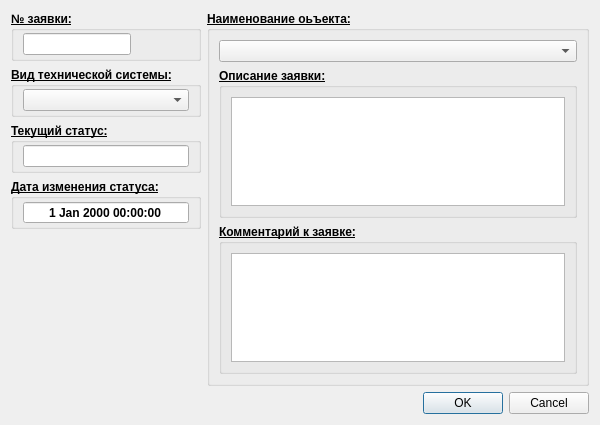
The window that Application/ui/ueditrequest.ui (VladimirChotiy/sos_orders) describes before a commit, drawn with Qt 5.
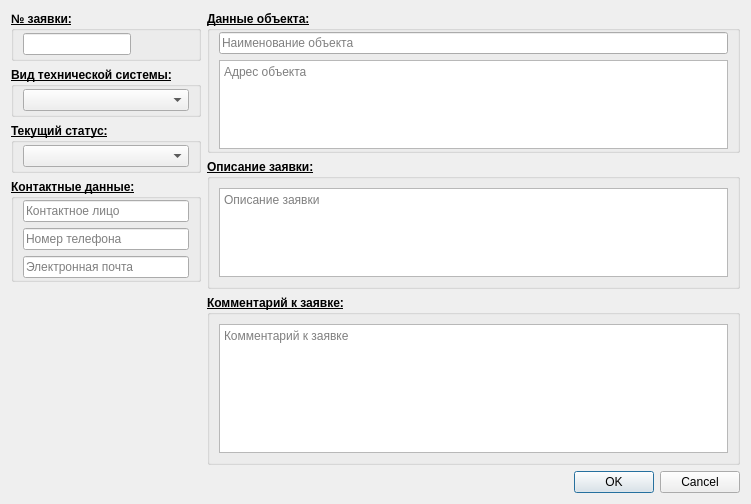
The same window after the commit. Icons and pictures are not drawn.

```diff
--- a/Application/ui/ueditrequest.ui
+++ b/Application/ui/ueditrequest.ui
@@ -6,8 +6,8 @@
    <rect>
     <x>0</x>
     <y>0</y>
-    <width>600</width>
-    <height>425</height>
+    <width>751</width>
+    <height>504</height>
    </rect>
   </property>
   <property name="windowTitle">
@@ -168,16 +168,7 @@
            <number>1</number>
           </property>
           <item>
-           <widget class="QLineEdit" name="ed_Status">
-            <property name="enabled">
-             <bool>true</bool>
-            </property>
-            <property name="sizePolicy">
-             <sizepolicy hsizetype="Preferred" vsizetype="Fixed">
-              <horstretch>0</horstretch>
-              <verstretch>0</verstretch>
-             </sizepolicy>
-            </property>
+           <widget class="QComboBox" name="cb_Status">
             <property name="minimumSize">
              <size>
               <width>0</width>
@@ -192,12 +183,6 @@
               <underline>false</underline>
              </font>
             </property>
-            <property name="readOnly">
-             <bool>true</bool>
-            </property>
-            <property name="clearButtonEnabled">
-             <bool>false</bool>
-            </property>
            </widget>
           </item>
          </layout>
@@ -220,7 +205,7 @@
           </font>
          </property>
          <property name="title">
-          <string>Дата изменения статуса:</string>
+          <string>Контактные данные:</string>
          </property>
          <layout class="QVBoxLayout" name="verticalLayout_4">
           <property name="topMargin">
@@ -230,29 +215,92 @@
            <number>1</number>
           </property>
           <item>
-           <widget class="QDateTimeEdit" name="ed_Date">
-            <property name="minimumSize">
-             <size>
-              <width>0</width>
-              <height>22</height>
-             </size>
+           <widget class="QLineEdit" name="ed_Person">
+            <property name="enabled">
+             <bool>true</bool>
             </property>
+            <property name="sizePolicy">
+             <sizepolicy hsizetype="Preferred" vsizetype="Fixed">
+              <horstretch>0</horstretch>
+              <verstretch>0</verstretch>
+             </sizepolicy>
+            </property>
             <property name="font">
              <font>
               <pointsize>9</pointsize>
-              <weight>75</weight>
-              <bold>true</bold>
+              <weight>50</weight>
+              <bold>false</bold>
               <underline>false</underline>
              </font>
             </property>
-            <property name="alignment">
-             <set>Qt::AlignCenter</set>
+            <property name="readOnly">
+             <bool>false</bool>
             </property>
+            <property name="placeholderText">
+             <string>Контактное лицо</string>
+            </property>
+            <property name="clearButtonEnabled">
+             <bool>false</bool>
+            </property>
+           </widget>
+          </item>
+          <item>
+           <widget class="QLineEdit" name="ed_Telephone">
+            <property name="enabled">
+             <bool>true</bool>
+            </property>
+            <property name="sizePolicy">
+             <sizepolicy hsizetype="Preferred" vsizetype="Fixed">
+              <horstretch>0</horstretch>
+              <verstretch>0</verstretch>
+             </sizepolicy>
+            </property>
+            <property name="font">
+             <font>
+              <pointsize>9</pointsize>
+              <weight>50</weight>
+              <bold>false</bold>
+              <underline>false</underline>
+             </font>
+            </property>
             <property name="readOnly">
+             <bool>false</bool>
+            </property>
+            <property name="placeholderText">
+             <string>Номер телефона</string>
+            </property>
+            <property name="clearButtonEnabled">
+             <bool>false</bool>
+            </property>
+           </widget>
+          </item>
+          <item>
+           <widget class="QLineEdit" name="ed_Email">
+            <property name="enabled">
              <bool>true</bool>
             </property>
-            <property name="buttonSymbols">
-             <enum>QAbstractSpinBox::NoButtons</enum>
+            <property name="sizePolicy">
+             <sizepolicy hsizetype="Preferred" vsizetype="Fixed">
+              <horstretch>0</horstretch>
+              <verstretch>0</verstretch>
+             </sizepolicy>
+            </property>
+            <property name="font">
+             <font>
+              <pointsize>9</pointsize>
+              <weight>50</weight>
+              <bold>false</bold>
+              <underline>false</underline>
+             </font>
+            </property>
+            <property name="readOnly">
+             <bool>false</bool>
+            </property>
+            <property name="placeholderText">
+             <string>Электронная почта</string>
+            </property>
+            <property name="clearButtonEnabled">
+             <bool>false</bool>
             </property>
            </widget>
           </item>
@@ -275,7 +323,7 @@
       </layout>
      </item>
      <item>
-      <layout class="QVBoxLayout" name="lay_RightVert" stretch="0,0">
+      <layout class="QVBoxLayout" name="lay_RightVert" stretch="0,0,0">
        <item>
         <widget class="QGroupBox" name="gbox_Object">
          <property name="sizePolicy">
@@ -287,7 +335,7 @@
          <property name="minimumSize">
           <size>
            <width>0</width>
-           <height>161</height>
+           <height>60</height>
           </size>
          </property>
          <property name="font">
@@ -299,7 +347,7 @@
           </font>
          </property>
          <property name="title">
-          <string>Наименование оьъекта:</string>
+          <string>Данные объекта:</string>
          </property>
          <property name="flat">
           <bool>false</bool>
@@ -307,9 +355,24 @@
          <property name="checkable">
           <bool>false</bool>
          </property>
-         <layout class="QVBoxLayout" name="verticalLayout_3" stretch="0,0,0">
+         <layout class="QVBoxLayout" name="verticalLayout_3">
+          <property name="topMargin">
+           <number>1</number>
+          </property>
+          <property name="bottomMargin">
+           <number>1</number>
+          </property>
           <item>
-           <widget class="QComboBox" name="cb_Object">
+           <widget class="QLineEdit" name="ed_Object">
+            <property name="enabled">
+             <bool>true</bool>
+            </property>
+            <property name="sizePolicy">
+             <sizepolicy hsizetype="Preferred" vsizetype="Fixed">
+              <horstretch>0</horstretch>
+              <verstretch>0</verstretch>
+             </sizepolicy>
+            </property>
             <property name="minimumSize">
              <size>
               <width>0</width>
@@ -324,9 +387,45 @@
               <underline>false</underline>
              </font>
             </property>
-            <property name="editable">
+            <property name="readOnly">
              <bool>false</bool>
             </property>
+            <property name="placeholderText">
+             <string>Наименование объекта</string>
+            </property>
+            <property name="clearButtonEnabled">
+             <bool>false</bool>
+            </property>
+           </widget>
+          </item>
+          <item>
+           <widget class="QTextEdit" name="txt_Address">
+            <property name="sizePolicy">
+             <sizepolicy hsizetype="Expanding" vsizetype="Fixed">
+              <horstretch>0</horstretch>
+              <verstretch>0</verstretch>
+             </sizepolicy>
+            </property>
+            <property name="minimumSize">
+             <size>
+              <width>0</width>
+              <height>44</height>
+             </size>
+            </property>
+            <property name="font">
+             <font>
+              <pointsize>9</pointsize>
+              <weight>50</weight>
+              <bold>false</bold>
+              <underline>false</underline>
+             </font>
+            </property>
+            <property name="placeholderText">
+             <string>Адрес объекта</string>
+            </property>
+           </widget>
+          </item>
+         </layout>
            </widget>
           </item>
           <item>
@@ -353,6 +452,9 @@
                  <underline>false</underline>
                 </font>
                </property>
+            <property name="placeholderText">
+             <string>Описание заявки</string>
+            </property>
               </widget>
              </item>
             </layout>
@@ -382,12 +484,12 @@
                  <underline>false</underline>
                 </font>
                </property>
-              </widget>
-             </item>
-            </layout>
-           </widget>
-          </item>
-         </layout>
+            <property name="readOnly">
+             <bool>true</bool>
+            </property>
+            <property name="placeholderText">
+             <string>Комментарий к заявке</string>
+            </property>
         </widget>
        </item>
        <item>
@@ -404,6 +506,9 @@
         </spacer>
        </item>
       </layout>
+        </widget>
+       </item>
+      </layout>
      </item>
     </layout>
    </item>
```
Left out of the diff: 16 changed lines with no effect on the pictures. Lines whose indentation alone changed are shown as unchanged.
